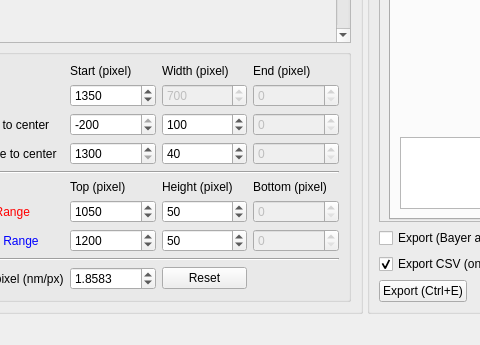
The window that UI/UI_Mainwindow.ui (garid3000/bps_spectrometer_gui) describes before a commit, drawn with Qt 5; both pictures show x 458 to 938 and y 403 to 748 of the 1229 by 748 pixel window.
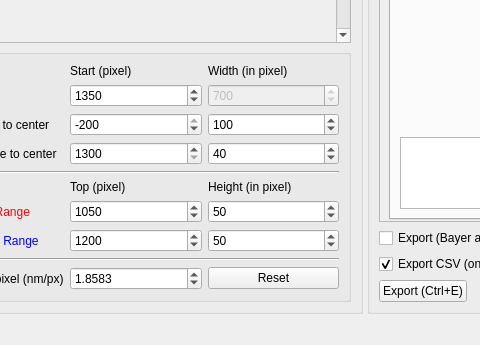
The same window after the commit. Icons and pictures are not drawn. Custom widgets are drawn as their Qt base class.

Commit message: removed unused the spin_boxes for the end pixels

What changed in the file:
```diff
--- a/UI/UI_Mainwindow.ui
+++ b/UI/UI_Mainwindow.ui
@@ -159,7 +159,7 @@
            <property name="geometry">
             <rect>
              <x>0</x>
-             <y>0</y>
+             <y>-82</y>
              <width>447</width>
              <height>450</height>
             </rect>
@@ -236,13 +236,6 @@
              </property>
             </widget>
            </item>
-           <item row="5" column="3">
-            <widget class="QLabel" name="_l_5">
-             <property name="text">
-              <string>Bottom (pixel)</string>
-             </property>
-            </widget>
-           </item>
            <item row="5" column="1">
             <widget class="QLabel" name="_l_11">
              <property name="text">
@@ -319,14 +312,7 @@
            <item row="5" column="2">
             <widget class="QLabel" name="_l_4">
              <property name="text">
-              <string>Height (pixel)</string>
-             </property>
-            </widget>
-           </item>
-           <item row="4" column="0" colspan="4">
-            <widget class="Line" name="_line">
-             <property name="orientation">
-              <enum>Qt::Orientation::Horizontal</enum>
+              <string>Height (in pixel)</string>
              </property>
             </widget>
            </item>
@@ -402,7 +388,7 @@
            <item row="0" column="2">
             <widget class="QLabel" name="_l_9">
              <property name="text">
-              <string>Width (pixel)</string>
+              <string>Width (in pixel)</string>
              </property>
             </widget>
            </item>
@@ -432,16 +418,6 @@
              </property>
             </widget>
            </item>
-           <item row="3" column="3">
-            <widget class="QSpinBox" name="sb_rigx_ends">
-             <property name="enabled">
-              <bool>false</bool>
-             </property>
-             <property name="maximum">
-              <number>9999</number>
-             </property>
-            </widget>
-           </item>
            <item row="2" column="1">
             <widget class="QSpinBox" name="sb_lefx_init_rel">
              <property name="toolTip">
@@ -503,16 +479,6 @@
              </property>
             </widget>
            </item>
-           <item row="6" column="3">
-            <widget class="QSpinBox" name="sb_gray_y_ends">
-             <property name="enabled">
-              <bool>false</bool>
-             </property>
-             <property name="maximum">
-              <number>99999999</number>
-             </property>
-            </widget>
-           </item>
            <item row="9" column="0">
             <widget class="QLabel" name="_l_3">
              <property name="palette">
@@ -547,39 +513,6 @@
              </property>
             </widget>
            </item>
-           <item row="0" column="3">
-            <widget class="QLabel" name="_l_10">
-             <property name="text">
-              <string>End (pixel)</string>
-             </property>
-             <property name="checked" stdset="0">
-              <bool>true</bool>
-             </property>
-            </widget>
-           </item>
-           <item row="2" column="3">
-            <widget class="QSpinBox" name="sb_lefx_ends">
-             <property name="enabled">
-              <bool>false</bool>
-             </property>
-             <property name="toolTip">
-              <string>Fraunhofer line (in pixel)</string>
-             </property>
-             <property name="maximum">
-              <number>9999</number>
-             </property>
-            </widget>
-           </item>
-           <item row="1" column="3">
-            <widget class="QSpinBox" name="sb_midx_ends">
-             <property name="enabled">
-              <bool>false</bool>
-             </property>
-             <property name="maximum">
-              <number>99999</number>
-             </property>
-            </widget>
-           </item>
            <item row="9" column="1">
             <widget class="QSpinBox" name="sb_obje_y_init">
              <property name="toolTip">
@@ -606,16 +539,6 @@
              </property>
             </widget>
            </item>
-           <item row="9" column="3">
-            <widget class="QSpinBox" name="sb_obje_y_ends">
-             <property name="enabled">
-              <bool>false</bool>
-             </property>
-             <property name="maximum">
-              <number>999999999</number>
-             </property>
-            </widget>
-           </item>
            <item row="6" column="2">
             <widget class="QSpinBox" name="sb_gray_y_size">
              <property name="toolTip">
@@ -635,13 +558,6 @@
              </property>
             </widget>
            </item>
-           <item row="10" column="0" colspan="4">
-            <widget class="Line" name="line_3">
-             <property name="orientation">
-              <enum>Qt::Orientation::Horizontal</enum>
-             </property>
-            </widget>
-           </item>
            <item row="11" column="0">
             <widget class="QLabel" name="_l">
              <property name="text">
@@ -656,6 +572,20 @@
              </property>
             </widget>
            </item>
+           <item row="4" column="0" colspan="3">
+            <widget class="Line" name="_line">
+             <property name="orientation">
+              <enum>Qt::Orientation::Horizontal</enum>
+             </property>
+            </widget>
+           </item>
+           <item row="10" column="0" colspan="3">
+            <widget class="Line" name="line_3">
+             <property name="orientation">
+              <enum>Qt::Orientation::Horizontal</enum>
+             </property>
+            </widget>
+           </item>
           </layout>
          </widget>
         </item>
```
The commit also changes 2 other files.
